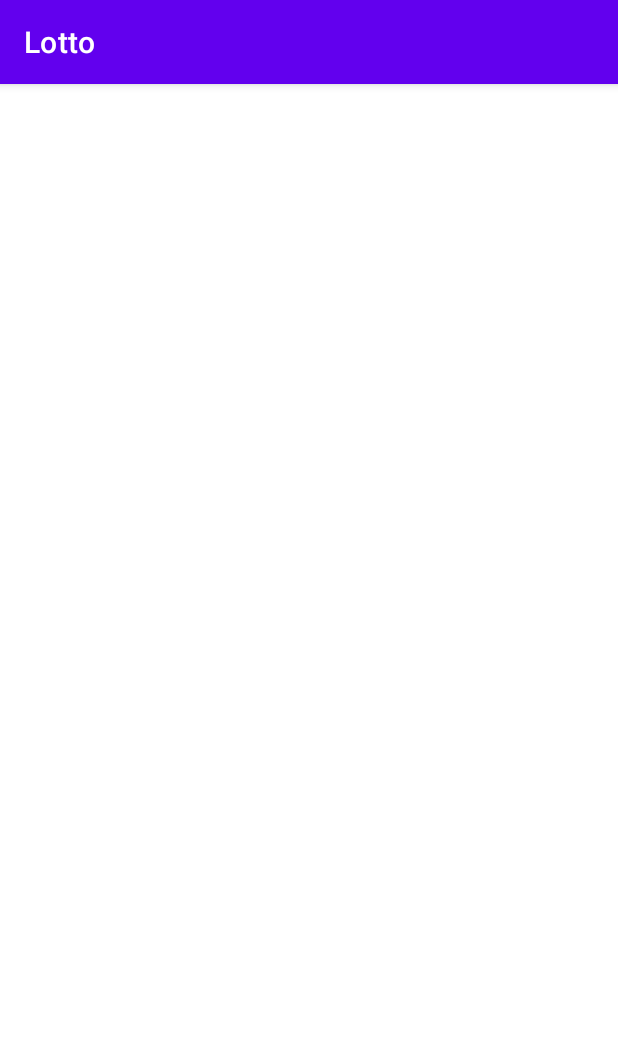
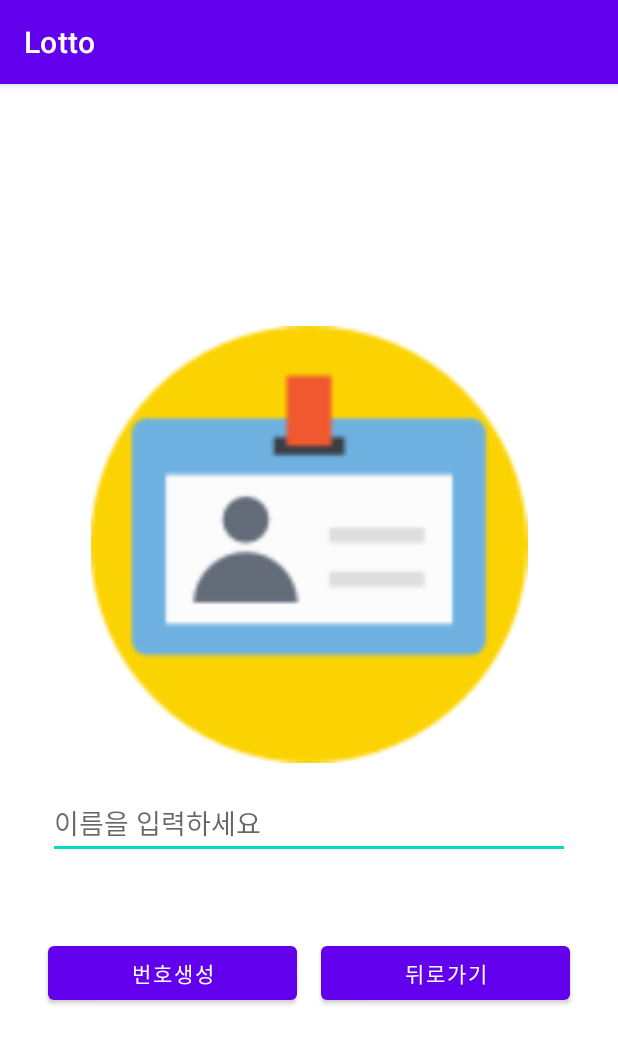
Before and after one commit to syh11026/Lotto, an Android app: the NameActivity screen opened directly, with no data from a screen before it, on a phone screen of 412 x 824 dp. Shown: the top 1044 px of the screen. Run offline under Robolectric (Android 15) with nearby library versions, the phone set to English and light mode, and no system bars.

Commit message:
NameActivity Using Guidelines

```diff
--- a/app/src/main/res/layout/activity_name.xml
+++ b/app/src/main/res/layout/activity_name.xml
@@ -6,4 +6,73 @@
     android:layout_height="match_parent"
     tools:context=".NameActivity">
 
+    <androidx.constraintlayout.widget.Guideline
+        android:id="@+id/guideline1"
+        android:layout_width="wrap_content"
+        android:layout_height="wrap_content"
+        android:orientation="horizontal"
+        app:layout_constraintGuide_percent="0.2" />
+
+    <androidx.constraintlayout.widget.Guideline
+        android:id="@+id/guideline2"
+        android:layout_width="wrap_content"
+        android:layout_height="wrap_content"
+        android:orientation="horizontal"
+        app:layout_constraintGuide_percent="0.6" />
+
+    <ImageView
+        android:id="@+id/imageView1"
+        android:layout_width="0dp"
+        android:layout_height="0dp"
+        android:layout_margin="8dp"
+        app:layout_constraintBottom_toTopOf="@+id/guideline2"
+        app:layout_constraintEnd_toEndOf="parent"
+        app:layout_constraintHorizontal_bias="0.498"
+        app:layout_constraintStart_toStartOf="parent"
+        app:layout_constraintTop_toTopOf="@+id/guideline1"
+        app:srcCompat="@drawable/name" />
+
+    <EditText
+        android:id="@+id/editText"
+        android:layout_width="0dp"
+        android:layout_height="wrap_content"
+        android:layout_marginStart="32dp"
+        android:layout_marginTop="8dp"
+        android:layout_marginEnd="32dp"
+        android:hint="이름을 입력하세요"
+        android:inputType="textPersonName"
+        app:layout_constraintBottom_toBottomOf="parent"
+        app:layout_constraintEnd_toEndOf="parent"
+        app:layout_constraintStart_toStartOf="parent"
+        app:layout_constraintTop_toTopOf="@+id/guideline2"
+        app:layout_constraintVertical_bias="0.0" />
+
+    <androidx.constraintlayout.widget.Guideline
+        android:id="@+id/guideline3"
+        android:layout_width="wrap_content"
+        android:layout_height="wrap_content"
+        android:orientation="vertical"
+        app:layout_constraintGuide_percent="0.5" />
+
+    <Button
+        android:id="@+id/btnGo"
+        android:layout_width="0dp"
+        android:layout_height="wrap_content"
+        android:layout_marginTop="52dp"
+        android:layout_marginRight="8dp"
+        android:text="번호생성"
+        app:layout_constraintEnd_toStartOf="@+id/guideline3"
+        app:layout_constraintHorizontal_bias="0.523"
+        app:layout_constraintStart_toStartOf="@+id/editText"
+        app:layout_constraintTop_toBottomOf="@+id/editText" />
+
+    <Button
+        android:id="@+id/btnBack"
+        android:layout_width="0dp"
+        android:layout_height="wrap_content"
+        android:layout_marginLeft="8dp"
+        android:text="뒤로가기"
+        app:layout_constraintEnd_toEndOf="@+id/editText"
+        app:layout_constraintStart_toStartOf="@+id/guideline3"
+        app:layout_constraintTop_toTopOf="@+id/btnGo" />
 </androidx.constraintlayout.widget.ConstraintLayout>
```
